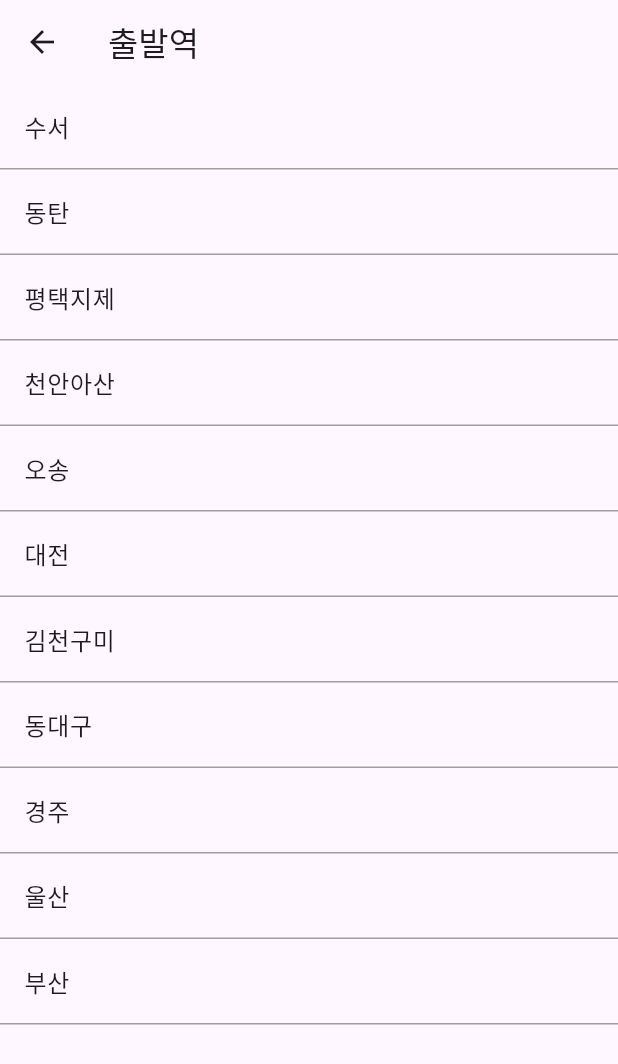
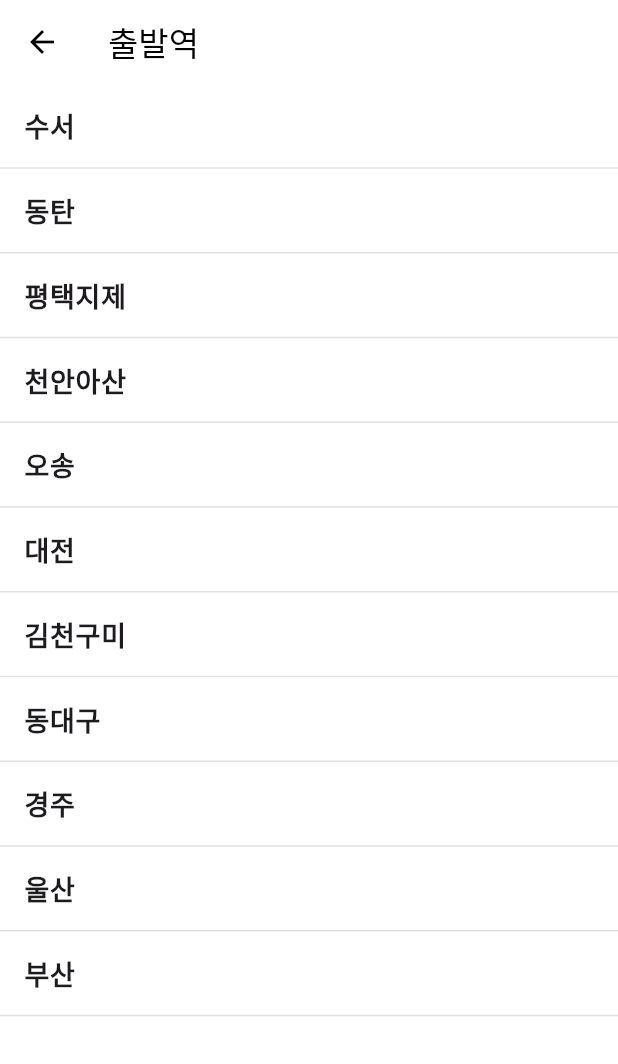
Before and after one commit to subjectisme/flutter_train_app, a Flutter app: the screen it shows after launch, after a tap on "선택", on a phone screen of 412 x 824 dp. Shown: the top 1064 px of the screen. Run offline on Flutter 3.47's test engine with Material 3 defaults, Android fonts, the phone set to English and light mode, and no system bars.

Commit message:
style modified

```diff
--- a/lib/main.dart
+++ b/lib/main.dart
@@ -11,7 +11,36 @@ class MyApp extends StatelessWidget {
 
   @override
   Widget build(BuildContext context) {
-    return const MaterialApp(
+    return MaterialApp(
+      theme: ThemeData.light().copyWith(
+        primaryColor: Colors.purple,
+        scaffoldBackgroundColor: Colors.white,
+        appBarTheme: AppBarTheme(
+          backgroundColor: Colors.white,
+          foregroundColor: Colors.black,
+        ),
+        elevatedButtonTheme: ElevatedButtonThemeData(
+          style: ElevatedButton.styleFrom(
+            backgroundColor: Colors.purple,
+            foregroundColor: Colors.white,
+          ),
+        ),
+      ),
+      darkTheme: ThemeData.dark().copyWith(
+        primaryColor: Colors.purple,
+        scaffoldBackgroundColor: Colors.black,
+        appBarTheme: AppBarTheme(
+          backgroundColor: Colors.black,
+          foregroundColor: Colors.white,
+        ),
+        elevatedButtonTheme: ElevatedButtonThemeData(
+          style: ElevatedButton.styleFrom(
+            backgroundColor: Colors.purple,
+            foregroundColor: Colors.white,
+          ),
+        ),
+      ),
+      themeMode: ThemeMode.light, // 시스템 설정에 따라 테마 변경
       home: HomePage(),
     );
   }
@@ -226,6 +255,7 @@ class SeatSelectButton extends StatelessWidget {
               }
             : null, // null이면 버튼이 비활성화됩니다.
         style: ElevatedButton.styleFrom(
+          minimumSize: const Size(double.infinity, 45),
           backgroundColor: isEnabled ? Colors.purple : Colors.grey,
           shape: RoundedRectangleBorder(
             borderRadius: BorderRadius.circular(20),
--- a/lib/seat_page.dart
+++ b/lib/seat_page.dart
@@ -117,6 +117,8 @@ class _SeatPageState extends State<SeatPage> {
             //예매하기 버튼
             SizedBox(
               width: double.infinity,
+              child: Padding(
+                padding: const EdgeInsets.all(12.0),
                 child: ElevatedButton(
                   onPressed: selectedSeat != null
                       ? () {
@@ -137,8 +139,8 @@ class _SeatPageState extends State<SeatPage> {
                                   child: Text('확인'),
                                   onPressed: () {
                                     Navigator.of(context).pop(); // Dialog 제거
-                                  Navigator.of(context).popUntil(
-                                      (route) => route.isFirst); // HomePage로 이동
+                                    Navigator.of(context).popUntil((route) =>
+                                        route.isFirst); // HomePage로 이동
                                   },
                                 ),
                               ],
@@ -147,6 +149,7 @@ class _SeatPageState extends State<SeatPage> {
                         }
                       : null,
                   style: ElevatedButton.styleFrom(
+                    minimumSize: Size(double.infinity, 45),
                     backgroundColor: Colors.purple,
                     shape: RoundedRectangleBorder(
                       borderRadius: BorderRadius.circular(20),
@@ -158,6 +161,7 @@ class _SeatPageState extends State<SeatPage> {
                       color: Colors.white,
                       fontSize: 18,
                       fontWeight: FontWeight.bold,
+                    ),
                   ),
                 ),
               ),
--- a/lib/station_list_page.dart
+++ b/lib/station_list_page.dart
@@ -37,8 +37,8 @@ class StationListPage extends StatelessWidget {
       body: ListView.separated(
         itemCount: stations.length + 1,
         separatorBuilder: (context, index) => Divider(
-          color: Colors.grey,
-          height: 1,
+          color: Colors.grey[300],
+          height: 0.5,
         ),
         itemBuilder: (context, index) {
           if (index == stations.length) {
@@ -46,7 +46,8 @@ class StationListPage extends StatelessWidget {
             return Container();
           }
           return ListTile(
-            title: Text(stations[index]),
+            title: Text(stations[index],
+                style: TextStyle(fontSize: 18, fontWeight: FontWeight.bold)),
             onTap: () {
               Navigator.pop(context, stations[index]);
             },
```
Lines whose indentation alone changed are shown as unchanged.
